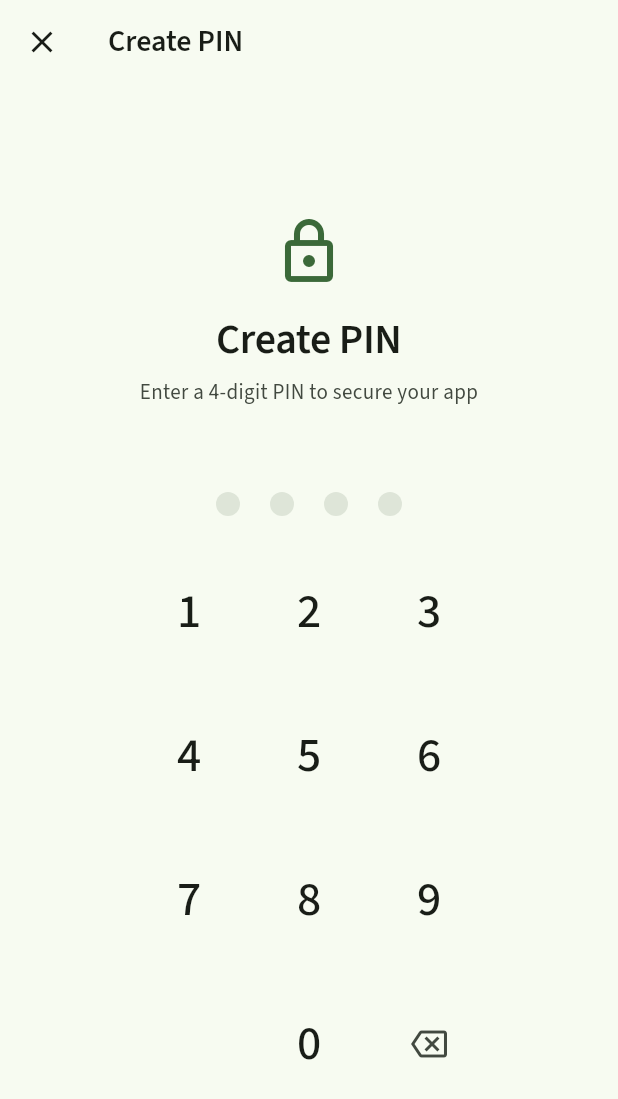
After one commit to nafishahmeddev/passwords-flutter, a Flutter app: the SettingsScreen screen opened directly, after a tap on "Set up PIN", on a phone screen of 412 x 824 dp. The commit adds this screen. Shown: the top 1099 px of the screen. Run offline on Flutter 3.47's test engine with Material 3 defaults, Android fonts, the phone set to English and light mode, and no system bars; drawn by our look-alikes of dynamic_color; our stand-ins replace flutter_secure_storage, google_fonts, local_auth, permission_handler, sqflite, sqflite_common_ffi; missing offline and left inert: mobile_scanner, otp; accounts and stored records are empty.

Commit message:
feat: Refactor account navigation to use SettingsScreen and remove security option

```diff
--- /dev/null
+++ b/lib/presentation/screens/settings_screen.dart
@@ -0,0 +1,596 @@
+import 'package:flutter/material.dart';
+import 'package:provider/provider.dart';
+import '../widgets/auth/pin_input.dart';
+import '../../business/providers/auth_provider.dart';
+import '../../business/services/auth_service.dart';
+
+class SettingsScreen extends StatefulWidget {
+  const SettingsScreen({Key? key}) : super(key: key);
+
+  @override
+  State<SettingsScreen> createState() => _SettingsScreenState();
+}
+
+class _SettingsScreenState extends State<SettingsScreen> {
+  // Security section state
+  bool _isAuthEnabled = false;
+  bool _isBiometricAvailable = false;
+  bool _isBiometricEnabled = false;
+  bool _isPinSetup = false;
+  bool _isSettingPin = false;
+  String? _newPin;
+
+  final AuthService _authService = AuthService();
+  final GlobalKey<PinInputState> _pinInputKey = GlobalKey<PinInputState>();
+
+  // General settings state
+  bool _isDarkMode = false;
+  bool _autoLockEnabled = false;
+  String _autoLockDuration = '1 minute';
+
+  @override
+  void initState() {
+    super.initState();
+    _loadSettings();
+  }
+
+  Future<void> _loadSettings() async {
+    // Load security settings
+    final isAuthEnabled = await _authService.isAuthEnabled();
+    final isBiometricAvailable = await _authService.isBiometricAvailable();
+    final isBiometricEnabled = await _authService.isBiometricEnabled();
+    final isPinSet = await _authService.isPinSet();
+
+    setState(() {
+      _isAuthEnabled = isAuthEnabled;
+      _isBiometricAvailable = isBiometricAvailable;
+      _isBiometricEnabled = isBiometricEnabled;
+      _isPinSetup = isPinSet;
+
+      // For now, general settings have default values
+      // In a real implementation, these would be loaded from shared preferences or another storage
+    });
+  }
+
+  void _handlePinCompleted(String pin) {
+    if (_newPin == null) {
+      // First entry
+      setState(() {
+        _newPin = pin;
+      });
+      // Reset the PIN input UI for confirmation
+      _pinInputKey.currentState?.resetPin();
+      ScaffoldMessenger.of(context).showSnackBar(
+        SnackBar(
+          content: Text('Confirm your PIN'),
+          behavior: SnackBarBehavior.floating,
+          margin: EdgeInsets.all(16),
+        ),
+      );
+    } else {
+      // Confirm entry
+      if (_newPin == pin) {
+        _savePin(pin);
+      } else {
+        ScaffoldMessenger.of(context).showSnackBar(
+          SnackBar(
+            content: Text('PINs do not match. Try again.'),
+            behavior: SnackBarBehavior.floating,
+            backgroundColor: Theme.of(context).colorScheme.error,
+            margin: EdgeInsets.all(16),
+          ),
+        );
+        setState(() {
+          _newPin = null;
+        });
+        // Reset PIN input UI when there's an error
+        _pinInputKey.currentState?.resetPin();
+      }
+    }
+  }
+
+  Future<void> _savePin(String pin) async {
+    final authProvider = Provider.of<AuthProvider>(context, listen: false);
+    await authProvider.savePin(pin);
+    await authProvider.setAuthEnabled(true);
+
+    setState(() {
+      _isSettingPin = false;
+      _newPin = null;
+      _isPinSetup = true;
+      _isAuthEnabled = true;
+    });
+
+    ScaffoldMessenger.of(context).showSnackBar(
+      SnackBar(
+        content: Text('PIN setup successful'),
+        behavior: SnackBarBehavior.floating,
+        backgroundColor: Theme.of(context).colorScheme.primary,
+        margin: EdgeInsets.all(16),
+      ),
+    );
+  }
+
+  @override
+  Widget build(BuildContext context) {
+    return _isSettingPin ? _buildPinSetupScreen() : _buildSettingsScreen();
+  }
+
+  Widget _buildSettingsScreen() {
+    return Scaffold(
+      appBar: AppBar(title: Text('Settings'), elevation: 0),
+      body: ListView(
+        padding: EdgeInsets.all(16),
+        children: [
+          // General settings section
+          _buildSectionHeader(
+            context,
+            'General Settings',
+            Icons.settings_outlined,
+          ),
+          Card(
+            margin: EdgeInsets.only(bottom: 24),
+            elevation: 0,
+            shape: RoundedRectangleBorder(
+              borderRadius: BorderRadius.circular(16),
+            ),
+            child: Column(
+              children: [
+                SwitchListTile(
+                  title: Text('Dark Mode'),
+                  subtitle: Text(
+                    'Use dark theme',
+                    style: TextStyle(
+                      color: Theme.of(context).colorScheme.onSurfaceVariant,
+                    ),
+                  ),
+                  secondary: Container(
+                    padding: EdgeInsets.all(10),
+                    decoration: BoxDecoration(
+                      color: Theme.of(context).colorScheme.primaryContainer,
+                      borderRadius: BorderRadius.circular(12),
+                    ),
+                    child: Icon(
+                      Icons.dark_mode_outlined,
+                      color: Theme.of(context).colorScheme.onPrimaryContainer,
+                    ),
+                  ),
+                  value: _isDarkMode,
+                  onChanged: (value) {
+                    setState(() {
+                      _isDarkMode = value;
+                    });
+                    // TODO: Implement theme switching
+                  },
+                ),
+
+                const Divider(height: 0),
+
+                ListTile(
+                  title: Text('About'),
+                  subtitle: Text(
+                    'Version information and licenses',
+                    style: TextStyle(
+                      color: Theme.of(context).colorScheme.onSurfaceVariant,
+                    ),
+                  ),
+                  leading: Container(
+                    padding: EdgeInsets.all(10),
+                    decoration: BoxDecoration(
+                      color: Theme.of(context).colorScheme.secondaryContainer,
+                      borderRadius: BorderRadius.circular(12),
+                    ),
+                    child: Icon(
+                      Icons.info_outline,
+                      color: Theme.of(context).colorScheme.onSecondaryContainer,
+                    ),
+                  ),
+                  onTap: () {
+                    // Show about dialog
+                    showAboutDialog(
+                      context: context,
+                      applicationName: 'Passwords',
+                      applicationVersion: '1.0.0',
+                      applicationIcon: Icon(
+                        Icons.lock_outline,
+                        size: 40,
+                        color: Theme.of(context).colorScheme.primary,
+                      ),
+                      children: [
+                        Text('A secure password manager application')
+                      ],
+                    );
+                  },
+                ),
+              ],
+            ),
+          ),
+
+          // Security settings section
+          _buildSectionHeader(
+            context,
+            'Security',
+            Icons.security_outlined,
+          ),
+          Card(
+            margin: EdgeInsets.only(bottom: 24),
+            elevation: 0,
+            shape: RoundedRectangleBorder(
+              borderRadius: BorderRadius.circular(16),
+            ),
+            child: Column(
+              children: [
+                SwitchListTile(
+                  title: Text('App Lock'),
+                  subtitle: Text(
+                    'Require authentication to access your passwords',
+                    style: TextStyle(
+                      color: Theme.of(context).colorScheme.onSurfaceVariant,
+                    ),
+                  ),
+                  secondary: Container(
+                    padding: EdgeInsets.all(10),
+                    decoration: BoxDecoration(
+                      color: Theme.of(context).colorScheme.primaryContainer,
+                      borderRadius: BorderRadius.circular(12),
+                    ),
+                    child: Icon(
+                      Icons.lock_outline,
+                      color: Theme.of(context).colorScheme.onPrimaryContainer,
+                    ),
+                  ),
+                  value: _isAuthEnabled,
+                  onChanged: (value) async {
+                    if (value && !_isPinSetup) {
+                      // Can't enable without setting up a PIN first
+                      ScaffoldMessenger.of(context).showSnackBar(
+                        SnackBar(
+                          content: Text('Please set up a PIN first'),
+                          behavior: SnackBarBehavior.floating,
+                          margin: EdgeInsets.all(16),
+                        ),
+                      );
+                      return;
+                    }
+
+                    final authProvider = Provider.of<AuthProvider>(
+                      context,
+                      listen: false,
+                    );
+                    await authProvider.setAuthEnabled(value);
+                    setState(() {
+                      _isAuthEnabled = value;
+                      if (!value) {
+                        _isBiometricEnabled = false;
+                      }
+                    });
+                  },
+                ),
+
+                const Divider(height: 0),
+
+                // PIN setup option
+                ListTile(
+                  title: Text(_isPinSetup ? 'Change PIN' : 'Set up PIN'),
+                  subtitle: Text(
+                    _isPinSetup
+                        ? 'Change your current PIN'
+                        : 'Create a PIN to secure your app',
+                    style: TextStyle(
+                      color: Theme.of(context).colorScheme.onSurfaceVariant,
+                    ),
+                  ),
+                  leading: Container(
+                    padding: EdgeInsets.all(10),
+                    decoration: BoxDecoration(
+                      color: Theme.of(context).colorScheme.secondaryContainer,
+                      borderRadius: BorderRadius.circular(12),
+                    ),
+                    child: Icon(
+                      Icons.pin_outlined,
+                      color: Theme.of(context).colorScheme.onSecondaryContainer,
+                    ),
+                  ),
+                  onTap: () {
+                    setState(() {
+                      _isSettingPin = true;
+                      _newPin = null;
+                    });
+                  },
+                ),
+
+                // Biometric option
+                if (_isBiometricAvailable) const Divider(height: 0),
+
+                if (_isBiometricAvailable)
+                  SwitchListTile(
+                    title: Text('Biometric Authentication'),
+                    subtitle: Text(
+                      'Use your fingerprint or face to unlock',
+                      style: TextStyle(
+                        color: Theme.of(context).colorScheme.onSurfaceVariant,
+                      ),
+                    ),
+                    secondary: Container(
+                      padding: EdgeInsets.all(10),
+                      decoration: BoxDecoration(
+                        color: Theme.of(context).colorScheme.tertiaryContainer,
+                        borderRadius: BorderRadius.circular(12),
+                      ),
+                      child: Icon(
+                        Icons.fingerprint,
+                        color: Theme.of(context).colorScheme.onTertiaryContainer,
+                      ),
+                    ),
+                    value: _isBiometricEnabled,
+                    onChanged: (value) async {
+                      if (!_isPinSetup) {
+                        ScaffoldMessenger.of(context).showSnackBar(
+                          SnackBar(
+                            content: Text('Please set up a PIN first'),
+                            behavior: SnackBarBehavior.floating,
+                            margin: EdgeInsets.all(16),
+                          ),
+                        );
+                        return;
+                      }
+
+                      final authProvider = Provider.of<AuthProvider>(
+                        context,
+                        listen: false,
+                      );
+                      await authProvider.setBiometricEnabled(value);
+                      setState(() {
+                        _isBiometricEnabled = value;
+                      });
+                    },
+                  ),
+
+                const Divider(height: 0),
+
+                // Auto-lock option
+                SwitchListTile(
+                  title: Text('Auto-Lock'),
+                  subtitle: Text(
+                    'Automatically lock the app after a period of inactivity',
+                    style: TextStyle(
+                      color: Theme.of(context).colorScheme.onSurfaceVariant,
+                    ),
+                  ),
+                  secondary: Container(
+                    padding: EdgeInsets.all(10),
+                    decoration: BoxDecoration(
+                      color: Theme.of(context).colorScheme.secondaryContainer,
+                      borderRadius: BorderRadius.circular(12),
+                    ),
+                    child: Icon(
+                      Icons.timer_outlined,
+                      color: Theme.of(context).colorScheme.onSecondaryContainer,
+                    ),
+                  ),
+                  value: _autoLockEnabled,
+                  onChanged: (value) {
+                    setState(() {
+                      _autoLockEnabled = value;
+                    });
+                    // TODO: Implement auto-lock
+                  },
+                ),
+
+                // Auto-lock duration
+                if (_autoLockEnabled)
+                  Padding(
+                    padding: const EdgeInsets.only(
+                      left: 72.0,
+                      right: 16.0,
+                      bottom: 16.0,
+                    ),
+                    child: DropdownButtonFormField<String>(
+                      decoration: InputDecoration(
+                        labelText: 'Auto-Lock Duration',
+                        border: OutlineInputBorder(
+                          borderRadius: BorderRadius.circular(12),
+                        ),
+                      ),
+                      value: _autoLockDuration,
+                      onChanged: (newValue) {
+                        setState(() {
+                          _autoLockDuration = newValue!;
+                        });
+                      },
+                      items: <String>[
+                        '30 seconds',
+                        '1 minute',
+                        '5 minutes',
+                        '10 minutes',
+                        '30 minutes'
+                      ].map<DropdownMenuItem<String>>((String value) {
+                        return DropdownMenuItem<String>(
+                          value: value,
+                          child: Text(value),
+                        );
+                      }).toList(),
+                    ),
+                  ),
+              ],
+            ),
+          ),
+
+          // Reset security section
+          if (_isPinSetup)
+            Card(
+              margin: EdgeInsets.only(bottom: 16),
+              elevation: 0,
+              shape: RoundedRectangleBorder(
+                borderRadius: BorderRadius.circular(16),
+              ),
+              child: ListTile(
+                title: Text(
+                  'Reset Security Settings',
+                  style: TextStyle(color: Theme.of(context).colorScheme.error),
+                ),
+                subtitle: Text(
+                  'Remove PIN and biometric authentication',
+                  style: TextStyle(color: Theme.of(context).colorScheme.onSurfaceVariant),
+                ),
+                leading: Container(
+                  padding: EdgeInsets.all(10),
+                  decoration: BoxDecoration(
+                    color: Theme.of(context).colorScheme.errorContainer,
+                    borderRadius: BorderRadius.circular(12),
+                  ),
+                  child: Icon(
+                    Icons.delete_outline,
+                    color: Theme.of(context).colorScheme.onErrorContainer,
+                  ),
+                ),
+                onTap: _showResetConfirmation,
+              ),
+            ),
+
+          // Info text about security
+          Padding(
+            padding: const EdgeInsets.only(top: 8.0, bottom: 16.0),
+            child: Text(
+              'App lock ensures that your passwords remain secure even if someone gains access to your device. We recommend using both PIN and biometric authentication for the best security.',
+              style: Theme.of(context).textTheme.bodySmall?.copyWith(
+                color: Theme.of(context).colorScheme.onSurfaceVariant,
+              ),
+              textAlign: TextAlign.center,
+            ),
+          ),
+        ],
+      ),
+    );
+  }
+
+  Widget _buildSectionHeader(
+    BuildContext context,
+    String title,
+    IconData icon,
+  ) {
+    return Padding(
+      padding: const EdgeInsets.only(
+        left: 8,
+        bottom: 8,
+      ),
+      child: Row(
+        children: [
+          Icon(
+            icon,
+            size: 20,
+            color: Theme.of(context).colorScheme.primary,
+          ),
+          SizedBox(width: 8),
+          Text(
+            title.toUpperCase(),
+            style: Theme.of(context).textTheme.labelMedium?.copyWith(
+              color: Theme.of(context).colorScheme.primary,
+              fontWeight: FontWeight.w600,
+              letterSpacing: 1.2,
+            ),
+          ),
+        ],
+      ),
+    );
+  }
+
+  Widget _buildPinSetupScreen() {
+    return Scaffold(
+      appBar: AppBar(
+        title: Text(_newPin == null ? 'Create PIN' : 'Confirm PIN'),
+        leading: IconButton(
+          icon: Icon(Icons.close),
+          onPressed: () {
+            setState(() {
+              _isSettingPin = false;
+              _newPin = null;
+            });
+          },
+        ),
+      ),
+      body: Column(
+        children: [
+          Expanded(
+            child: Center(
+              child: Padding(
+                padding: const EdgeInsets.all(16.0),
+                child: Column(
+                  mainAxisSize: MainAxisSize.min,
+                  children: [
+                    Icon(
+                      Icons.lock_outlined,
+                      size: 48,
+                      color: Theme.of(context).colorScheme.primary,
+                    ),
+                    SizedBox(height: 16),
+                    Text(
+                      _newPin == null ? 'Create PIN' : 'Confirm PIN',
+                      style: Theme.of(context).textTheme.headlineMedium,
+                    ),
+                    SizedBox(height: 8),
+                    Text(
+                      _newPin == null
+                          ? 'Enter a 4-digit PIN to secure your app'
+                          : 'Enter the same PIN again to confirm',
+                      style: Theme.of(context).textTheme.bodyMedium?.copyWith(
+                        color: Theme.of(context).colorScheme.onSurfaceVariant,
+                      ),
+                      textAlign: TextAlign.center,
+                    ),
+                    SizedBox(height: 32),
+                    PinInput(
+                      key: _pinInputKey,
+                      onCompleted: _handlePinCompleted,
+                    ),
+                  ],
+                ),
+              ),
+            ),
+          ),
+        ],
+      ),
+    );
+  }
+
+  void _showResetConfirmation() {
+    showDialog(
+      context: context,
+      builder: (context) => AlertDialog(
+        title: Text('Reset Security?'),
+        content: Text(
+          'This will remove your PIN and disable biometric authentication. You will need to set them up again to secure your app.',
+        ),
+        actions: [
+          TextButton(
+            onPressed: () => Navigator.pop(context),
+            child: Text('Cancel'),
+          ),
+          FilledButton(
+            style: FilledButton.styleFrom(
+              backgroundColor: Theme.of(context).colorScheme.error,
+              foregroundColor: Theme.of(context).colorScheme.onError,
+            ),
+            onPressed: () async {
+              Navigator.pop(context);
+              await _resetSecurity();
+            },
+            child: Text('Reset'),
+          ),
+        ],
+      ),
+    );
+  }
+
+  Future<void> _resetSecurity() async {
+    await _authService.resetAuth();
+    await _loadSettings();
+    ScaffoldMessenger.of(context).showSnackBar(
+      SnackBar(
+        content: Text('Security settings reset'),
+        behavior: SnackBarBehavior.floating,
+        margin: EdgeInsets.all(16),
+      ),
+    );
+  }
+}
```
Also changed, not shown: lib/presentation/screens/account_list_screen.dart (+3 -16 lines).
